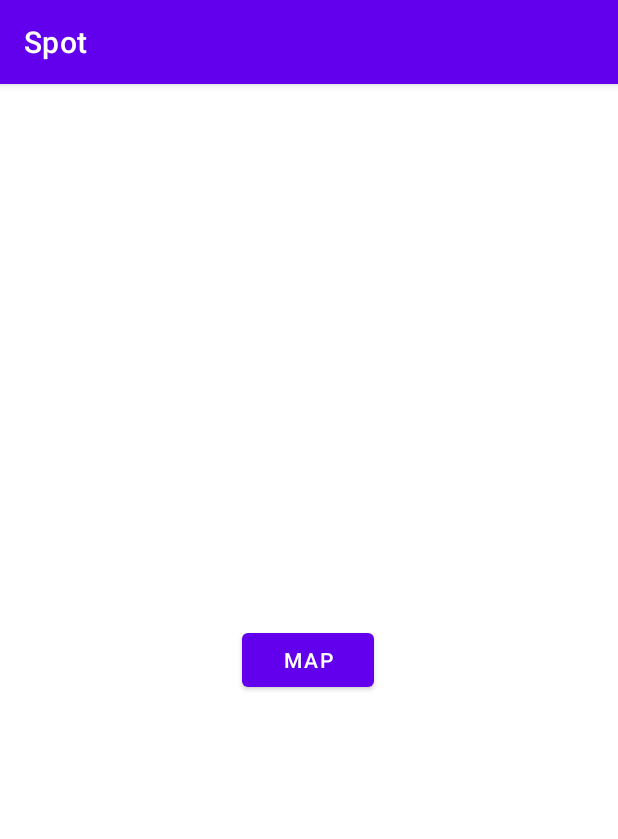
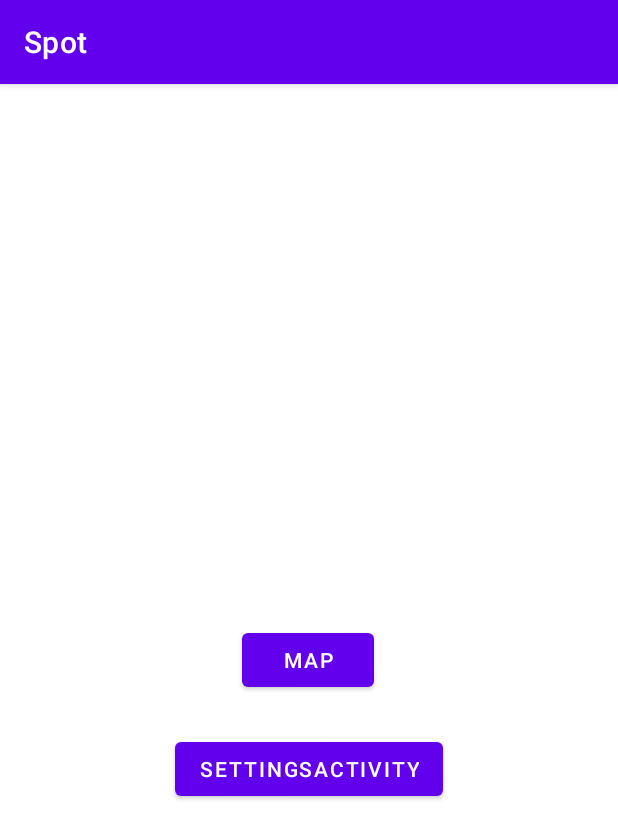
Before and after one commit to plateauh/SpotV2, an Android app: the screen it shows after launch (MainActivity), on a phone screen of 412 x 824 dp. Shown: the top 839 px of the screen. Run offline under Robolectric (Android 15) with nearby library versions, the phone set to English and light mode, and no system bars.

Commit message:
trying to solve a prob

```diff
--- a/app/src/main/java/com/example/spotv2/MainActivity.java
+++ b/app/src/main/java/com/example/spotv2/MainActivity.java
@@ -26,6 +26,17 @@ public class MainActivity extends AppCompatActivity {
         if(isServicesOK()){
             init();
         }
+
+        // to LatLat's work
+        Button btnSettings = (Button) findViewById(R.id.btnSettings);
+        btnSettings.setOnClickListener(new View.OnClickListener() {
+            @Override
+            public void onClick(View view) {
+                Intent intent = new Intent(MainActivity.this, SettingsActivity.class);
+                startActivity(intent);
+            }
+        });
+
     }
 
     //go to the map class button
--- a/app/src/main/res/layout/activity_main.xml
+++ b/app/src/main/res/layout/activity_main.xml
@@ -10,11 +10,22 @@
         android:id="@+id/btnMap"
         android:layout_width="wrap_content"
         android:layout_height="wrap_content"
-        android:text="Map"
+        android:text="@string/map"
         app:layout_constraintBottom_toBottomOf="parent"
         app:layout_constraintEnd_toEndOf="parent"
         app:layout_constraintHorizontal_bias="0.498"
         app:layout_constraintStart_toStartOf="parent"
         app:layout_constraintTop_toTopOf="parent" />
 
+    <Button
+        android:id="@+id/btnSettings"
+        android:layout_width="wrap_content"
+        android:layout_height="wrap_content"
+        android:text="@string/title_activity_settings"
+        app:layout_constraintBottom_toBottomOf="parent"
+        app:layout_constraintEnd_toEndOf="parent"
+        app:layout_constraintStart_toStartOf="parent"
+        app:layout_constraintTop_toTopOf="parent"
+        app:layout_constraintVertical_bias="0.601" />
+
 </androidx.constraintlayout.widget.ConstraintLayout>
--- a/app/src/main/res/values/strings.xml
+++ b/app/src/main/res/values/strings.xml
@@ -6,7 +6,7 @@
     <string name="second_fragment_label">Second Fragment</string>
     <string name="next">Next</string>
     <string name="previous">Previous</string>
-
+    <string name="map">Map</string>
     <string name="hello_first_fragment">Hello first fragment</string>
     <string name="hello_second_fragment">Hello second fragment. Arg: %1$s</string>
     <string name="title_activity_change_password">ChangePasswordActivity</string>
--- a/app/src/main/res/values/styles.xml
+++ b/app/src/main/res/values/styles.xml
@@ -8,5 +8,7 @@
         <item name="android:background">@drawable/greyborder</item>
         <item name="android:padding">12dp</item>
         <item name="android:gravity">right</item>
+        <item name="windowActionBar">false</item>
+        <item name="windowNoTitle">true</item>
     </style>
 </resources>
--- a/app/src/main/res/values/themes.xml
+++ b/app/src/main/res/values/themes.xml
@@ -13,10 +13,6 @@
         <item name="android:statusBarColor" tools:targetApi="l">?attr/colorPrimaryVariant</item>
         <!-- Customize your theme here. -->
     </style>
-    <style name="Theme.Spot.NoActionBar">
-        <item name="windowActionBar">false</item>
-        <item name="windowNoTitle">true</item>
-    </style>
     <style name="Theme.Spot.AppBarOverlay" parent="ThemeOverlay.AppCompat.Dark.ActionBar" />
     <style name="Theme.Spot.PopupOverlay" parent="ThemeOverlay.AppCompat.Light" />
 </resources>
```
Also changed, not shown: app/src/main/AndroidManifest.xml (+5 -3 lines).
